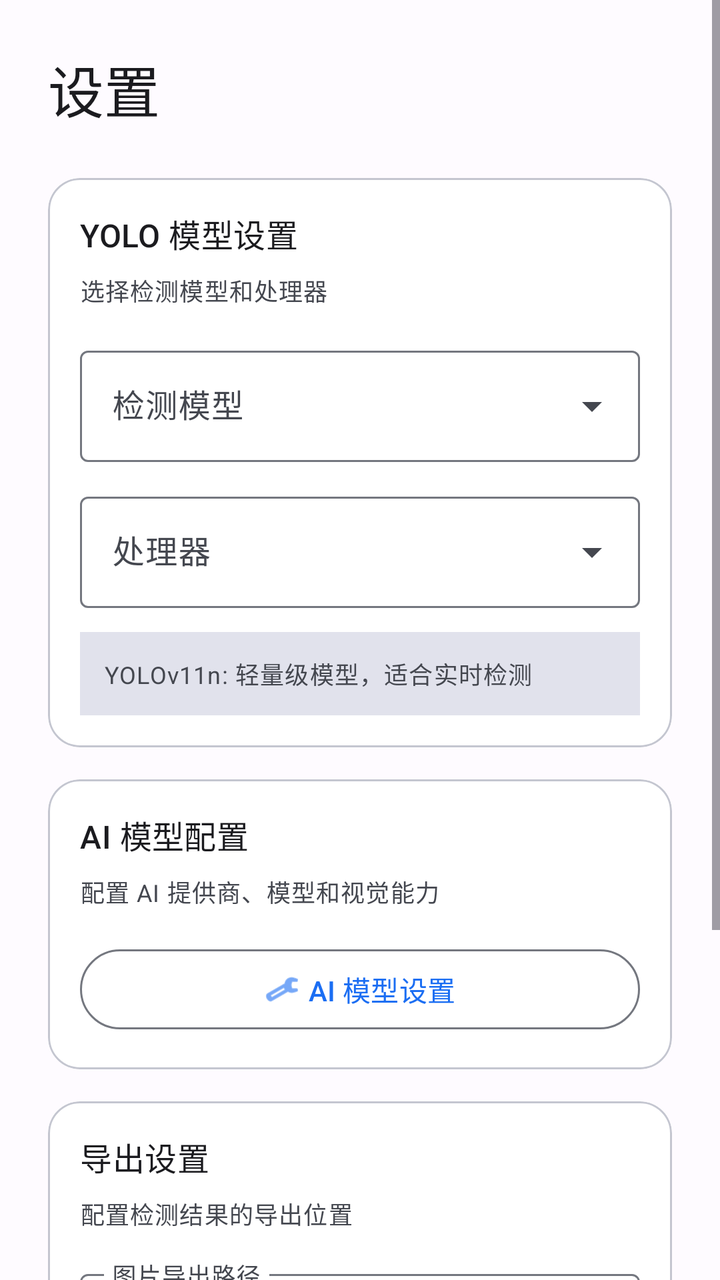
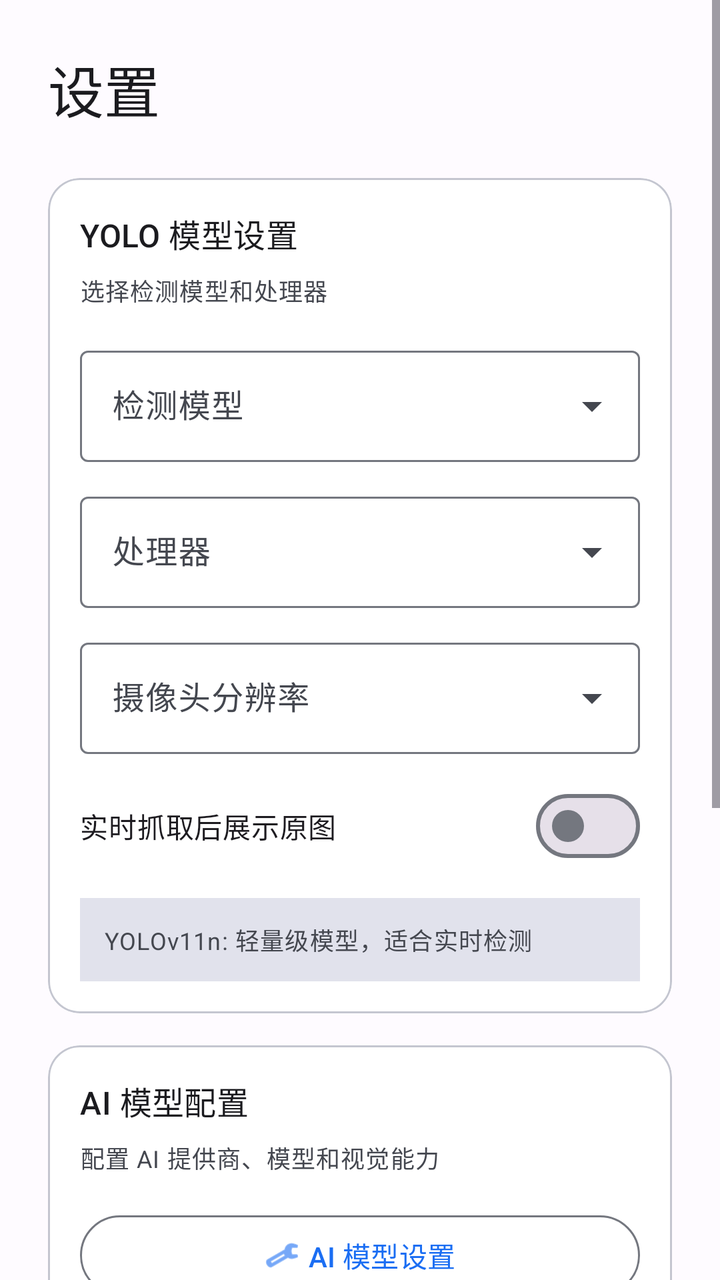

Screens rendered from an Android XML layout before and after an edit, with the pre-edit source and the edit as a unified diff.
<!-- AndroidManifest.xml: application theme Theme.OpenIris -->
<!-- res/layout/activity_settings.xml -->
<?xml version="1.0" encoding="utf-8"?>
<ScrollView xmlns:android="http://schemas.android.com/apk/res/android"
    xmlns:app="http://schemas.android.com/apk/res-auto"
    android:id="@+id/settingsRoot"
    android:layout_width="match_parent"
    android:layout_height="match_parent"
    android:background="?attr/colorSurface"
    android:fitsSystemWindows="true">

    <LinearLayout
        android:orientation="vertical"
        android:layout_width="match_parent"
        android:layout_height="wrap_content"
        android:padding="24dp">

        
        <com.google.android.material.textview.MaterialTextView
            android:layout_width="wrap_content"
            android:layout_height="wrap_content"
            android:text="设置"
            android:textAppearance="?attr/textAppearanceHeadlineMedium"
            android:textColor="?attr/colorOnSurface"
            android:layout_marginBottom="24dp" />

        
        <com.google.android.material.card.MaterialCardView
            android:layout_width="match_parent"
            android:layout_height="wrap_content"
            android:layout_marginBottom="16dp"
            app:cardElevation="0dp"
            app:cardCornerRadius="16dp"
            app:strokeWidth="1dp"
            app:strokeColor="?attr/colorOutlineVariant"
            app:cardBackgroundColor="?attr/colorSurfaceContainerLowest">

            <LinearLayout
                android:orientation="vertical"
                android:layout_width="match_parent"
                android:layout_height="wrap_content"
                android:padding="16dp">

                <com.google.android.material.textview.MaterialTextView
                    android:layout_width="wrap_content"
                    android:layout_height="wrap_content"
                    android:text="YOLO 模型设置"
                    android:textAppearance="?attr/textAppearanceTitleMedium"
                    android:textColor="?attr/colorOnSurface"
                    android:layout_marginBottom="8dp" />

                <com.google.android.material.textview.MaterialTextView
                    android:layout_width="wrap_content"
                    android:layout_height="wrap_content"
                    android:text="选择检测模型和处理器"
                    android:textAppearance="?attr/textAppearanceBodySmall"
                    android:textColor="?attr/colorOnSurfaceVariant"
                    android:layout_marginBottom="16dp" />

                
                <com.google.android.material.textfield.TextInputLayout
                    android:layout_width="match_parent"
                    android:layout_height="wrap_content"
                    android:hint="检测模型"
                    android:layout_marginBottom="12dp"
                    style="@style/Widget.Material3.TextInputLayout.OutlinedBox.ExposedDropdownMenu">

                    <AutoCompleteTextView
                        android:id="@+id/spinnerModel"
                        android:layout_width="match_parent"
                        android:layout_height="wrap_content"
                        android:inputType="none" />
                </com.google.android.material.textfield.TextInputLayout>

                
                <com.google.android.material.textfield.TextInputLayout
                    android:layout_width="match_parent"
                    android:layout_height="wrap_content"
                    android:hint="处理器"
                    android:layout_marginBottom="12dp"
                    style="@style/Widget.Material3.TextInputLayout.OutlinedBox.ExposedDropdownMenu">

                    <AutoCompleteTextView
                        android:id="@+id/spinnerCPUGPU"
                        android:layout_width="match_parent"
                        android:layout_height="wrap_content"
                        android:inputType="none" />
                </com.google.android.material.textfield.TextInputLayout>

                
                <com.google.android.material.textview.MaterialTextView
                    android:id="@+id/textModelDescription"
                    android:layout_width="match_parent"
                    android:layout_height="wrap_content"
                    android:text="YOLOv11n: 轻量级模型，适合实时检测"
                    android:textAppearance="?attr/textAppearanceBodySmall"
                    android:textColor="?attr/colorOnSurfaceVariant"
                    android:background="?attr/colorSurfaceVariant"
                    android:padding="12dp" />
            </LinearLayout>
        </com.google.android.material.card.MaterialCardView>

        
        <com.google.android.material.card.MaterialCardView
            android:layout_width="match_parent"
            android:layout_height="wrap_content"
            android:layout_marginBottom="16dp"
            app:cardElevation="0dp"
            app:cardCornerRadius="16dp"
            app:strokeWidth="1dp"
            app:strokeColor="?attr/colorOutlineVariant"
            app:cardBackgroundColor="?attr/colorSurfaceContainerLowest">

            <LinearLayout
                android:orientation="vertical"
                android:layout_width="match_parent"
                android:layout_height="wrap_content"
                android:padding="16dp">

                <com.google.android.material.textview.MaterialTextView
                    android:layout_width="wrap_content"
                    android:layout_height="wrap_content"
                    android:text="AI 模型配置"
                    android:textAppearance="?attr/textAppearanceTitleMedium"
                    android:textColor="?attr/colorOnSurface"
                    android:layout_marginBottom="8dp" />

                <com.google.android.material.textview.MaterialTextView
                    android:layout_width="wrap_content"
                    android:layout_height="wrap_content"
                    android:text="配置 AI 提供商、模型和视觉能力"
                    android:textAppearance="?attr/textAppearanceBodySmall"
                    android:textColor="?attr/colorOnSurfaceVariant"
                    android:layout_marginBottom="16dp" />

                <com.google.android.material.button.MaterialButton
                    android:id="@+id/buttonAiModelSettings"
                    android:layout_width="match_parent"
                    android:layout_height="wrap_content"
                    android:text="AI 模型设置"
                    app:icon="@android:drawable/ic_menu_manage"
                    app:iconGravity="textStart"
                    style="@style/Widget.Material3.Button.OutlinedButton" />
            </LinearLayout>
        </com.google.android.material.card.MaterialCardView>

        
        <com.google.android.material.card.MaterialCardView
            android:layout_width="match_parent"
            android:layout_height="wrap_content"
            android:layout_marginBottom="16dp"
            app:cardElevation="0dp"
            app:cardCornerRadius="16dp"
            app:strokeWidth="1dp"
            app:strokeColor="?attr/colorOutlineVariant"
            app:cardBackgroundColor="?attr/colorSurfaceContainerLowest">

            <LinearLayout
                android:orientation="vertical"
                android:layout_width="match_parent"
                android:layout_height="wrap_content"
                android:padding="16dp">

                <com.google.android.material.textview.MaterialTextView
                    android:layout_width="wrap_content"
                    android:layout_height="wrap_content"
                    android:text="导出设置"
                    android:textAppearance="?attr/textAppearanceTitleMedium"
                    android:textColor="?attr/colorOnSurface"
                    android:layout_marginBottom="8dp" />

                <com.google.android.material.textview.MaterialTextView
                    android:layout_width="wrap_content"
                    android:layout_height="wrap_content"
                    android:text="配置检测结果的导出位置"
                    android:textAppearance="?attr/textAppearanceBodySmall"
                    android:textColor="?attr/colorOnSurfaceVariant"
                    android:layout_marginBottom="16dp" />

                
                <com.google.android.material.textfield.TextInputLayout
                    android:layout_width="match_parent"
                    android:layout_height="wrap_content"
                    android:hint="图片导出路径"
                    android:layout_marginBottom="12dp"
                    style="@style/Widget.Material3.TextInputLayout.OutlinedBox">

                    <com.google.android.material.textfield.TextInputEditText
                        android:id="@+id/editImageExportPath"
                        android:layout_width="match_parent"
                        android:layout_height="wrap_content"
                        android:text="内部存储/Pictures"
                        android:inputType="text" />
                </com.google.android.material.textfield.TextInputLayout>

                
                <com.google.android.material.textfield.TextInputLayout
                    android:layout_width="match_parent"
                    android:layout_height="wrap_content"
                    android:hint="JSON 导出路径"
                    style="@style/Widget.Material3.TextInputLayout.OutlinedBox">

                    <com.google.android.material.textfield.TextInputEditText
                        android:id="@+id/editJsonExportPath"
                        android:layout_width="match_parent"
                        android:layout_height="wrap_content"
                        android:text="内部存储/YOLO_Export/JSON"
                        android:inputType="text" />
                </com.google.android.material.textfield.TextInputLayout>
            </LinearLayout>
        </com.google.android.material.card.MaterialCardView>

        
        <com.google.android.material.button.MaterialButton
            android:id="@+id/buttonSave"
            android:layout_width="match_parent"
            android:layout_height="wrap_content"
            android:text="保存设置"
            android:textAppearance="?attr/textAppearanceLabelLarge"
            app:cornerRadius="12dp"
            android:layout_marginTop="8dp" />

    </LinearLayout>
</ScrollView>
<!-- resources referenced by this layout -->
<resources>
  <style name="Theme.OpenIris" parent="Theme.Material3.Light.NoActionBar">
          
          <item name="colorPrimary">@color/md_theme_primary</item>
          <item name="colorOnPrimary">@color/md_theme_onPrimary</item>
          <item name="colorPrimaryContainer">@color/md_theme_primaryContainer</item>
          <item name="colorOnPrimaryContainer">@color/md_theme_onPrimaryContainer</item>
          
          
          <item name="colorSecondary">@color/md_theme_secondary</item>
          <item name="colorOnSecondary">@color/md_theme_onSecondary</item>
          <item name="colorSecondaryContainer">@color/md_theme_secondaryContainer</item>
          <item name="colorOnSecondaryContainer">@color/md_theme_onSecondaryContainer</item>
          
          
          <item name="colorTertiary">@color/md_theme_tertiary</item>
          <item name="colorOnTertiary">@color/md_theme_onTertiary</item>
          <item name="colorTertiaryContainer">@color/md_theme_tertiaryContainer</item>
          <item name="colorOnTertiaryContainer">@color/md_theme_onTertiaryContainer</item>
          
          
          <item name="colorError">@color/md_theme_error</item>
          <item name="colorOnError">@color/md_theme_onError</item>
          <item name="colorErrorContainer">@color/md_theme_errorContainer</item>
          <item name="colorOnErrorContainer">@color/md_theme_onErrorContainer</item>
          
          
          <item name="android:colorBackground">@color/md_theme_background</item>
          <item name="colorOnBackground">@color/md_theme_onBackground</item>
          <item name="colorSurface">@color/md_theme_surface</item>
          <item name="colorOnSurface">@color/md_theme_onSurface</item>
          <item name="colorSurfaceVariant">@color/md_theme_surfaceVariant</item>
          <item name="colorOnSurfaceVariant">@color/md_theme_onSurfaceVariant</item>
          
          
          <item name="colorOutline">@color/md_theme_outline</item>
          <item name="colorOutlineVariant">@color/md_theme_outlineVariant</item>
          
          
          <item name="android:statusBarColor">@android:color/transparent</item>
          <item name="android:navigationBarColor">@android:color/transparent</item>
          <item name="android:windowLightStatusBar">true</item>
          <item name="android:windowLightNavigationBar">true</item>
          <item name="android:windowTranslucentStatus">false</item>
          <item name="android:windowTranslucentNavigation">false</item>
          
          
          <item name="android:windowLayoutInDisplayCutoutMode">shortEdges</item>
      </style>
  <color name="md_theme_primary">#1B6EF3</color>
  <color name="md_theme_onPrimary">#FFFFFF</color>
  <color name="md_theme_primaryContainer">#D8E2FF</color>
  <color name="md_theme_onPrimaryContainer">#001A41</color>
  <color name="md_theme_secondary">#565E71</color>
  <color name="md_theme_onSecondary">#FFFFFF</color>
  <color name="md_theme_secondaryContainer">#DAE2F9</color>
  <color name="md_theme_onSecondaryContainer">#131C2B</color>
  <color name="md_theme_tertiary">#6F5575</color>
  <color name="md_theme_onTertiary">#FFFFFF</color>
  <color name="md_theme_tertiaryContainer">#F9D8FE</color>
  <color name="md_theme_onTertiaryContainer">#28132F</color>
  <color name="md_theme_error">#BA1A1A</color>
  <color name="md_theme_onError">#FFFFFF</color>
  <color name="md_theme_errorContainer">#FFDAD6</color>
  <color name="md_theme_onErrorContainer">#410002</color>
  <color name="md_theme_background">#FEFBFF</color>
  <color name="md_theme_onBackground">#1B1B1F</color>
  <color name="md_theme_surface">#FEFBFF</color>
  <color name="md_theme_onSurface">#1B1B1F</color>
  <color name="md_theme_surfaceVariant">#E1E2EC</color>
  <color name="md_theme_onSurfaceVariant">#44474F</color>
  <color name="md_theme_outline">#74777F</color>
  <color name="md_theme_outlineVariant">#C4C6D0</color>
</resources>

<!-- the commit's change to res/layout/activity_settings.xml (unified diff, before → after) -->
@@ -86,6 +86,79 @@
                 </com.google.android.material.textfield.TextInputLayout>
 
                 
+                <com.google.android.material.textfield.TextInputLayout
+                    android:layout_width="match_parent"
+                    android:layout_height="wrap_content"
+                    android:hint="摄像头分辨率"
+                    android:layout_marginBottom="12dp"
+                    style="@style/Widget.Material3.TextInputLayout.OutlinedBox.ExposedDropdownMenu">
+
+                    <AutoCompleteTextView
+                        android:id="@+id/spinnerResolution"
+                        android:layout_width="match_parent"
+                        android:layout_height="wrap_content"
+                        android:inputType="none" />
+                </com.google.android.material.textfield.TextInputLayout>
+
+                
+                <LinearLayout
+                    android:id="@+id/layoutCustomResolution"
+                    android:layout_width="match_parent"
+                    android:layout_height="wrap_content"
+                    android:orientation="horizontal"
+                    android:visibility="gone"
+                    android:layout_marginBottom="12dp">
+
+                    <com.google.android.material.textfield.TextInputLayout
+                        android:layout_width="0dp"
+                        android:layout_height="wrap_content"
+                        android:layout_weight="1"
+                        android:hint="宽度"
+                        android:layout_marginEnd="8dp"
+                        style="@style/Widget.Material3.TextInputLayout.OutlinedBox">
+
+                        <com.google.android.material.textfield.TextInputEditText
+                            android:id="@+id/editCustomWidth"
+                            android:layout_width="match_parent"
+                            android:layout_height="wrap_content"
+                            android:inputType="number" />
+                    </com.google.android.material.textfield.TextInputLayout>
+
+                    <com.google.android.material.textfield.TextInputLayout
+                        android:layout_width="0dp"
+                        android:layout_height="wrap_content"
+                        android:layout_weight="1"
+                        android:hint="高度"
+                        style="@style/Widget.Material3.TextInputLayout.OutlinedBox">
+
+                        <com.google.android.material.textfield.TextInputEditText
+                            android:id="@+id/editCustomHeight"
+                            android:layout_width="match_parent"
+                            android:layout_height="wrap_content"
+                            android:inputType="number" />
+                    </com.google.android.material.textfield.TextInputLayout>
+                </LinearLayout>
+
+                
+                <com.google.android.material.button.MaterialButton
+                    android:id="@+id/buttonAddResolution"
+                    android:layout_width="match_parent"
+                    android:layout_height="wrap_content"
+                    android:text="添加自定义分辨率"
+                    android:visibility="gone"
+                    android:layout_marginBottom="12dp"
+                    style="@style/Widget.Material3.Button.TonalButton" />
+
+                
+                <com.google.android.material.materialswitch.MaterialSwitch
+                    android:id="@+id/switchShowCapturePreview"
+                    android:layout_width="match_parent"
+                    android:layout_height="wrap_content"
+                    android:text="实时抓取后展示原图"
+                    android:checked="false"
+                    android:layout_marginBottom="12dp" />
+
+                
                 <com.google.android.material.textview.MaterialTextView
                     android:id="@+id/textModelDescription"
                     android:layout_width="match_parent"
